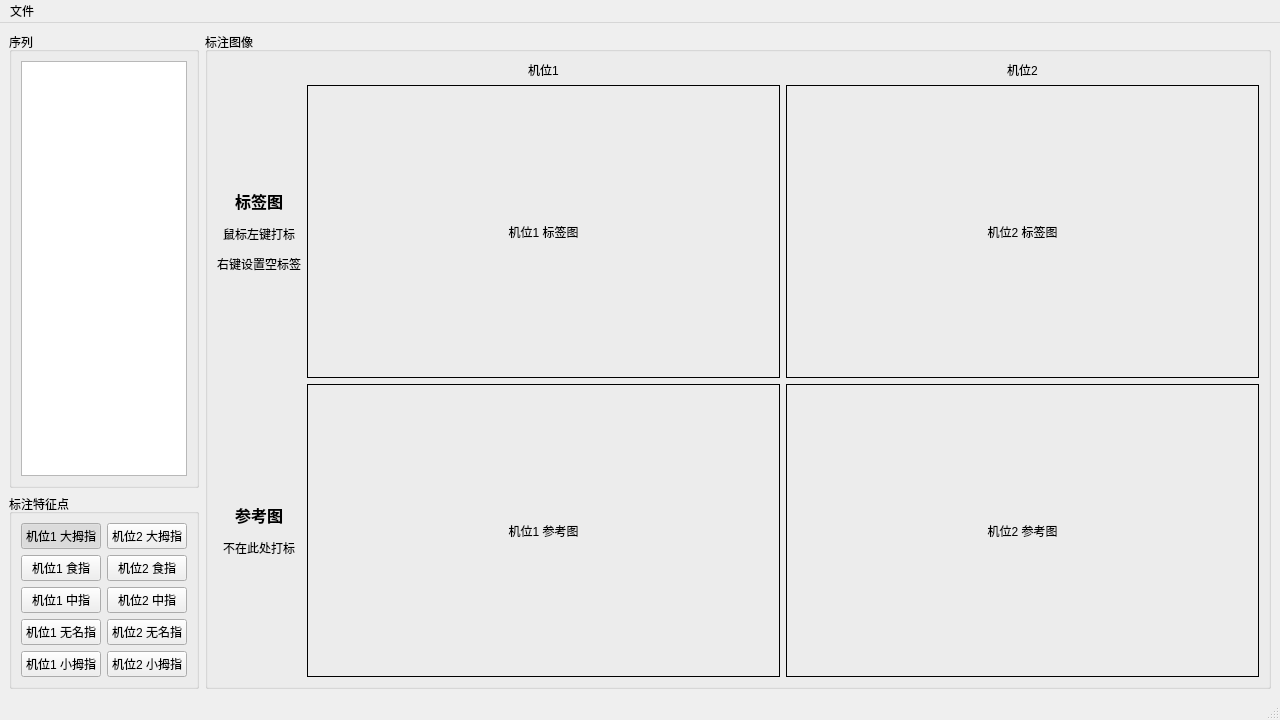
The window that ui_main_window.ui (MeteorsHub/MarkerAnnotation) describes before a commit, drawn with Qt 5.
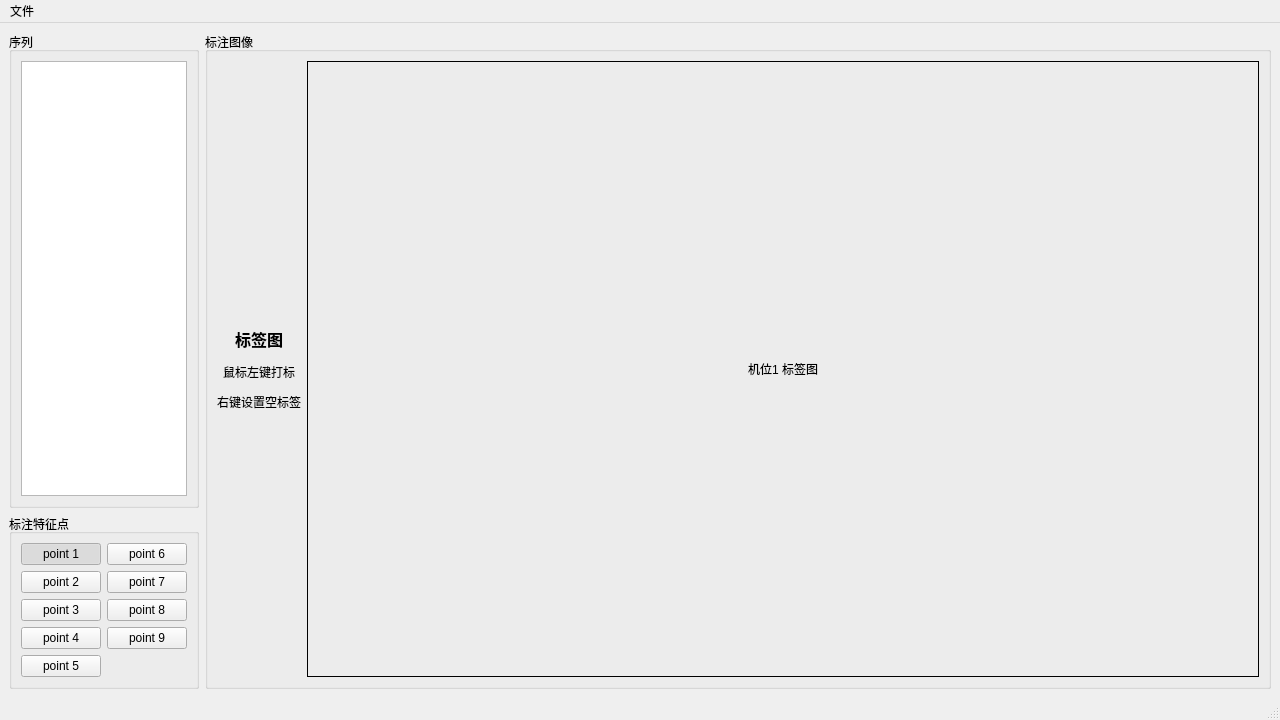
The same window after the commit. Custom widgets are drawn as their Qt base class.

Commit message: change the 10-point 4-imgs to 9-point 1-img

```diff
--- a/ui_main_window.ui
+++ b/ui_main_window.ui
@@ -59,7 +59,7 @@
            <item row="3" column="0">
             <widget class="FingerButton" name="pushButton_4">
              <property name="text">
-              <string>机位1 无名指</string>
+                 <string>point 4</string>
              </property>
              <property name="checkable">
               <bool>true</bool>
@@ -69,7 +69,7 @@
            <item row="4" column="0">
             <widget class="FingerButton" name="pushButton_5">
              <property name="text">
-              <string>机位1 小拇指</string>
+                 <string>point 5</string>
              </property>
              <property name="checkable">
               <bool>true</bool>
@@ -79,7 +79,7 @@
            <item row="2" column="0">
             <widget class="FingerButton" name="pushButton_3">
              <property name="text">
-              <string>机位1 中指</string>
+                 <string>point 3</string>
              </property>
              <property name="checkable">
               <bool>true</bool>
@@ -89,7 +89,7 @@
            <item row="1" column="0">
             <widget class="FingerButton" name="pushButton_2">
              <property name="text">
-              <string>机位1 食指</string>
+                 <string>point 2</string>
              </property>
              <property name="checkable">
               <bool>true</bool>
@@ -105,7 +105,7 @@
               </sizepolicy>
              </property>
              <property name="text">
-              <string>机位1 大拇指</string>
+                 <string>point 1</string>
              </property>
              <property name="checkable">
               <bool>true</bool>
@@ -124,7 +124,7 @@
               </sizepolicy>
              </property>
              <property name="text">
-              <string>机位2 大拇指</string>
+                 <string>point 6</string>
              </property>
              <property name="checkable">
               <bool>true</bool>
@@ -134,7 +134,7 @@
            <item row="1" column="1">
             <widget class="FingerButton" name="pushButton_7">
              <property name="text">
-              <string>机位2 食指</string>
+                 <string>point 7</string>
              </property>
              <property name="checkable">
               <bool>true</bool>
@@ -144,7 +144,7 @@
            <item row="2" column="1">
             <widget class="FingerButton" name="pushButton_8">
              <property name="text">
-              <string>机位2 中指</string>
+                 <string>point 8</string>
              </property>
              <property name="checkable">
               <bool>true</bool>
@@ -154,35 +154,13 @@
            <item row="3" column="1">
             <widget class="FingerButton" name="pushButton_9">
              <property name="text">
-              <string>机位2 无名指</string>
+                 <string>point 9</string>
              </property>
              <property name="checkable">
               <bool>true</bool>
              </property>
             </widget>
            </item>
-           <item row="4" column="1">
-            <widget class="FingerButton" name="pushButton_10">
-             <property name="text">
-              <string>机位2 小拇指</string>
-             </property>
-             <property name="checkable">
-              <bool>true</bool>
-             </property>
-             <property name="checked">
-              <bool>false</bool>
-             </property>
-             <property name="autoDefault">
-              <bool>false</bool>
-             </property>
-             <property name="default">
-              <bool>false</bool>
-             </property>
-             <property name="flat">
-              <bool>false</bool>
-             </property>
-            </widget>
-           </item>
           </layout>
          </item>
         </layout>
@@ -199,80 +177,8 @@
         </property>
         <layout class="QGridLayout" name="gridLayout_4">
          <item row="0" column="0">
-          <layout class="QGridLayout" name="gridLayout_3" rowstretch="0,1,1" columnstretch="0,1,1">
-           <item row="2" column="0">
-            <widget class="QLabel" name="label_6">
-             <property name="text">
-              <string>&lt;html&gt;&lt;head/&gt;&lt;body&gt;&lt;p align=&quot;center&quot;&gt;&lt;span style=&quot; font-size:12pt; font-weight:600;&quot;&gt;参考图&lt;/span&gt;&lt;/p&gt;&lt;p align=&quot;center&quot;&gt;不在此处打标&lt;/p&gt;&lt;/body&gt;&lt;/html&gt;</string>
-             </property>
-             <property name="wordWrap">
-              <bool>false</bool>
-             </property>
-            </widget>
-           </item>
-           <item row="1" column="2">
-            <widget class="TrackingLabel" name="img_21">
-             <property name="sizePolicy">
-              <sizepolicy hsizetype="Expanding" vsizetype="Expanding">
-               <horstretch>0</horstretch>
-               <verstretch>0</verstretch>
-              </sizepolicy>
-             </property>
-             <property name="minimumSize">
-              <size>
-               <width>320</width>
-               <height>240</height>
-              </size>
-             </property>
-             <property name="mouseTracking">
-              <bool>true</bool>
-             </property>
-             <property name="frameShape">
-              <enum>QFrame::Box</enum>
-             </property>
-             <property name="text">
-              <string>机位2 标签图</string>
-             </property>
-             <property name="scaledContents">
-              <bool>false</bool>
-             </property>
-             <property name="alignment">
-              <set>Qt::AlignCenter</set>
-             </property>
-            </widget>
-           </item>
-           <item row="2" column="2">
-            <widget class="QLabel" name="img_22">
-             <property name="sizePolicy">
-              <sizepolicy hsizetype="Expanding" vsizetype="Expanding">
-               <horstretch>0</horstretch>
-               <verstretch>0</verstretch>
-              </sizepolicy>
-             </property>
-             <property name="minimumSize">
-              <size>
-               <width>320</width>
-               <height>240</height>
-              </size>
-             </property>
-             <property name="mouseTracking">
-              <bool>false</bool>
-             </property>
-             <property name="frameShape">
-              <enum>QFrame::Box</enum>
-             </property>
-             <property name="text">
-              <string>机位2 参考图</string>
-             </property>
-             <property name="scaledContents">
-              <bool>false</bool>
-             </property>
-             <property name="alignment">
-              <set>Qt::AlignCenter</set>
-             </property>
-            </widget>
-           </item>
-           <item row="1" column="1">
+             <layout class="QGridLayout" name="gridLayout_3" rowstretch="0" columnstretch="0,0">
+                 <item row="0" column="1">
             <widget class="TrackingLabel" name="img_11">
              <property name="sizePolicy">
               <sizepolicy hsizetype="Expanding" vsizetype="Expanding">
@@ -303,76 +209,13 @@
              </property>
             </widget>
            </item>
-           <item row="1" column="0">
+                 <item row="0" column="0">
             <widget class="QLabel" name="label_5">
              <property name="text">
               <string>&lt;html&gt;&lt;head/&gt;&lt;body&gt;&lt;p align=&quot;center&quot;&gt;&lt;span style=&quot; font-size:12pt; font-weight:600;&quot;&gt;标签图&lt;/span&gt;&lt;/p&gt;&lt;p align=&quot;center&quot;&gt;鼠标左键打标&lt;/p&gt;&lt;p align=&quot;center&quot;&gt;右键设置空标签&lt;/p&gt;&lt;/body&gt;&lt;/html&gt;</string>
              </property>
             </widget>
            </item>
-           <item row="2" column="1">
-            <widget class="QLabel" name="img_12">
-             <property name="sizePolicy">
-              <sizepolicy hsizetype="Expanding" vsizetype="Expanding">
-               <horstretch>0</horstretch>
-               <verstretch>0</verstretch>
-              </sizepolicy>
-             </property>
-             <property name="minimumSize">
-              <size>
-               <width>320</width>
-               <height>240</height>
-              </size>
-             </property>
-             <property name="mouseTracking">
-              <bool>false</bool>
-             </property>
-             <property name="frameShape">
-              <enum>QFrame::Box</enum>
-             </property>
-             <property name="text">
-              <string>机位1 参考图</string>
-             </property>
-             <property name="scaledContents">
-              <bool>false</bool>
-             </property>
-             <property name="alignment">
-              <set>Qt::AlignCenter</set>
-             </property>
-            </widget>
-           </item>
-           <item row="0" column="1">
-            <widget class="QLabel" name="label_7">
-             <property name="sizePolicy">
-              <sizepolicy hsizetype="Preferred" vsizetype="Fixed">
-               <horstretch>0</horstretch>
-               <verstretch>0</verstretch>
-              </sizepolicy>
-             </property>
-             <property name="text">
-              <string>机位1</string>
-             </property>
-             <property name="alignment">
-              <set>Qt::AlignCenter</set>
-             </property>
-            </widget>
-           </item>
-           <item row="0" column="2">
-            <widget class="QLabel" name="label_8">
-             <property name="sizePolicy">
-              <sizepolicy hsizetype="Preferred" vsizetype="Fixed">
-               <horstretch>0</horstretch>
-               <verstretch>0</verstretch>
-              </sizepolicy>
-             </property>
-             <property name="text">
-              <string>机位2</string>
-             </property>
-             <property name="alignment">
-              <set>Qt::AlignCenter</set>
-             </property>
-            </widget>
-           </item>
           </layout>
          </item>
         </layout>
```
Left out of the diff: 36 changed lines with no effect on the pictures. The commit also changes 4 other files.
